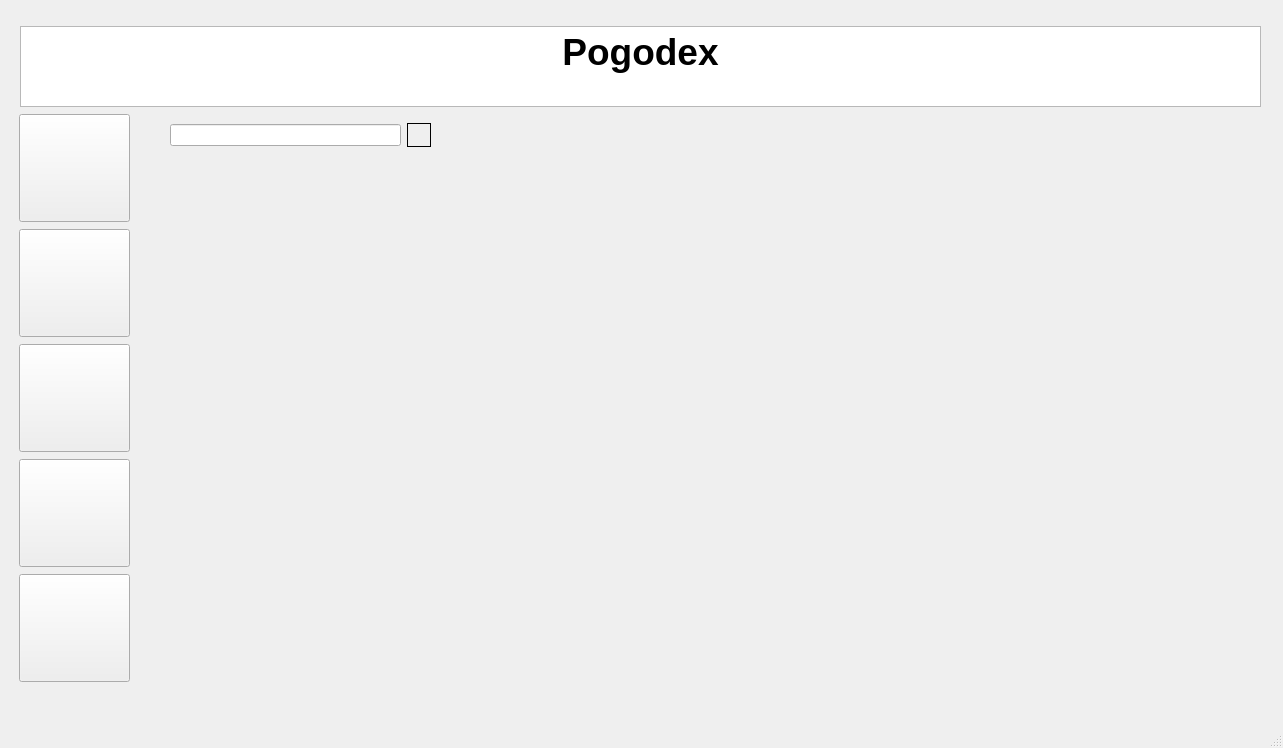
First picture: the form in desktop programming/Pogodex/mainwindow.ui, repository Kaifuyu/pogodex, before the edit.
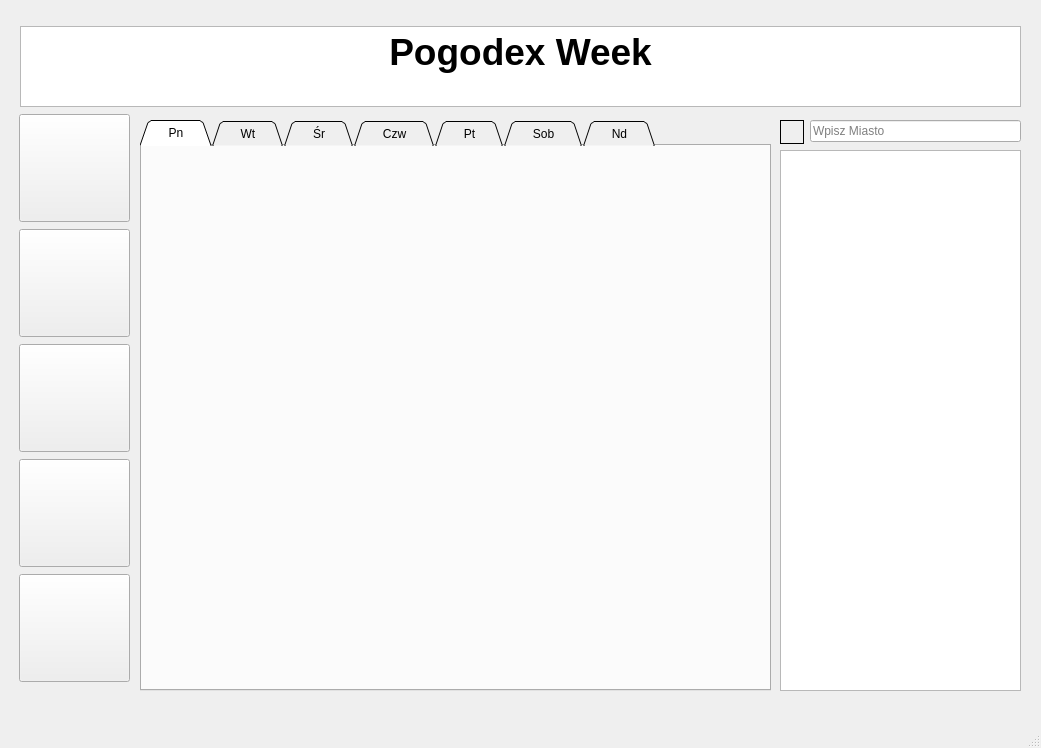
Second picture: the form after the edit. Icons and pictures are not drawn.

```diff
--- a/desktop programming/Pogodex/mainwindow.ui
+++ b/desktop programming/Pogodex/mainwindow.ui
@@ -6,10 +6,22 @@
    <rect>
     <x>0</x>
     <y>0</y>
-    <width>1283</width>
+    <width>1041</width>
     <height>748</height>
    </rect>
   </property>
+  <property name="minimumSize">
+   <size>
+    <width>1041</width>
+    <height>748</height>
+   </size>
+  </property>
+  <property name="maximumSize">
+   <size>
+    <width>1041</width>
+    <height>748</height>
+   </size>
+  </property>
   <property name="windowTitle">
    <string>MainWindow</string>
   </property>
@@ -19,7 +31,7 @@
      <rect>
       <x>20</x>
       <y>26</y>
-      <width>1241</width>
+      <width>1001</width>
       <height>81</height>
      </rect>
     </property>
@@ -38,7 +50,7 @@
 li.unchecked::marker { content: &quot;\2610&quot;; }
 li.checked::marker { content: &quot;\2612&quot;; }
 &lt;/style&gt;&lt;/head&gt;&lt;body style=&quot; font-family:'Segoe UI'; font-size:9pt; font-weight:400; font-style:normal;&quot;&gt;
-&lt;p align=&quot;center&quot; style=&quot; margin-top:0px; margin-bottom:0px; margin-left:0px; margin-right:0px; -qt-block-indent:0; text-indent:0px;&quot;&gt;&lt;span style=&quot; font-size:28pt; font-weight:700;&quot;&gt;Pogodex&lt;/span&gt;&lt;/p&gt;&lt;/body&gt;&lt;/html&gt;</string>
+&lt;p align=&quot;center&quot; style=&quot; margin-top:0px; margin-bottom:0px; margin-left:0px; margin-right:0px; -qt-block-indent:0; text-indent:0px;&quot;&gt;&lt;span style=&quot; font-size:28pt; font-weight:700;&quot;&gt;Pogodex Week&lt;/span&gt;&lt;/p&gt;&lt;/body&gt;&lt;/html&gt;</string>
        </property>
       </widget>
      </item>
@@ -120,18 +132,15 @@
    <widget class="QWidget" name="horizontalLayoutWidget">
     <property name="geometry">
      <rect>
-      <x>170</x>
+      <x>780</x>
       <y>120</y>
-      <width>261</width>
-      <height>31</height>
+      <width>241</width>
+      <height>571</height>
      </rect>
     </property>
-    <layout class="QHBoxLayout" name="horizontalLayout">
-     <item>
-      <widget class="QLineEdit" name="lineEdit"/>
-     </item>
-     <item>
-      <widget class="QPushButton" name="pushButton">
+    <layout class="QFormLayout" name="formLayout">
+     <item row="0" column="0">
+      <widget class="QPushButton" name="ButtonSearch">
        <property name="styleSheet">
         <string notr="true">image: url(:/imgs/Grafiki/lupa.jpg);
 width: 22px;
@@ -143,8 +152,90 @@
        </property>
       </widget>
      </item>
+     <item row="0" column="1">
+      <widget class="QLineEdit" name="Miasto">
+       <property name="accessibleDescription">
+        <string/>
+       </property>
+       <property name="inputMask">
+        <string/>
+       </property>
+       <property name="text">
+        <string/>
+       </property>
+       <property name="placeholderText">
+        <string>Wpisz Miasto</string>
+       </property>
+      </widget>
+     </item>
+     <item row="1" column="0" colspan="2">
+      <widget class="QTextBrowser" name="dane"/>
+     </item>
     </layout>
    </widget>
+   <widget class="QTabWidget" name="cos">
+    <property name="geometry">
+     <rect>
+      <x>140</x>
+      <y>120</y>
+      <width>631</width>
+      <height>571</height>
+     </rect>
+    </property>
+    <property name="toolTip">
+     <string>&lt;html&gt;&lt;head/&gt;&lt;body&gt;&lt;p&gt;Pn&lt;/p&gt;&lt;/body&gt;&lt;/html&gt;</string>
+    </property>
+    <property name="tabShape">
+     <enum>QTabWidget::Triangular</enum>
+    </property>
+    <property name="currentIndex">
+     <number>0</number>
+    </property>
+    <widget class="QWidget" name="Pn">
+     <property name="styleSheet">
+      <string notr="true"/>
+     </property>
+     <attribute name="title">
+      <string>     Pn     </string>
+     </attribute>
+    </widget>
+    <widget class="QWidget" name="Wt">
+     <property name="whatsThis">
+      <string/>
+     </property>
+     <property name="accessibleName">
+      <string/>
+     </property>
+     <attribute name="title">
+      <string>     Wt     </string>
+     </attribute>
+    </widget>
+    <widget class="QWidget" name="Sr">
+     <attribute name="title">
+      <string>     Śr     </string>
+     </attribute>
+    </widget>
+    <widget class="QWidget" name="Czw">
+     <attribute name="title">
+      <string>     Czw     </string>
+     </attribute>
+    </widget>
+    <widget class="QWidget" name="Pt">
+     <attribute name="title">
+      <string>     Pt     </string>
+     </attribute>
+    </widget>
+    <widget class="QWidget" name="Sob">
+     <attribute name="title">
+      <string>     Sob     </string>
+     </attribute>
+    </widget>
+    <widget class="QWidget" name="Nd">
+     <attribute name="title">
+      <string>     Nd     </string>
+     </attribute>
+    </widget>
+   </widget>
   </widget>
   <widget class="QMenuBar" name="menubar">
    <property name="geometry">
```
Left out of the diff: 4 changed lines with no effect on the pictures.
